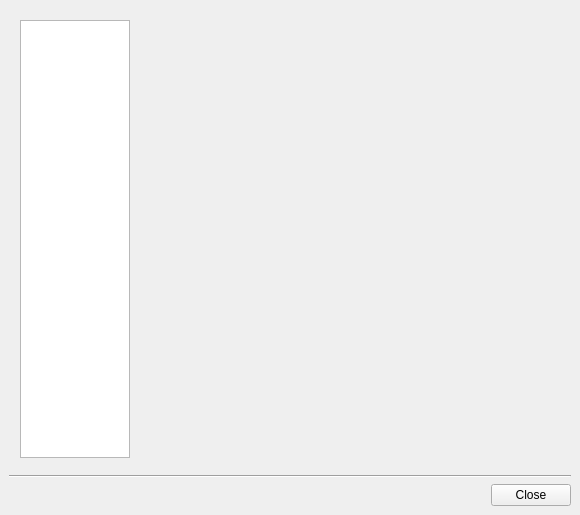
This is PAConsole/res/maindlg.ui in AnarManafov/PoD as Qt 5 draws it before an edit. The edited form follows.
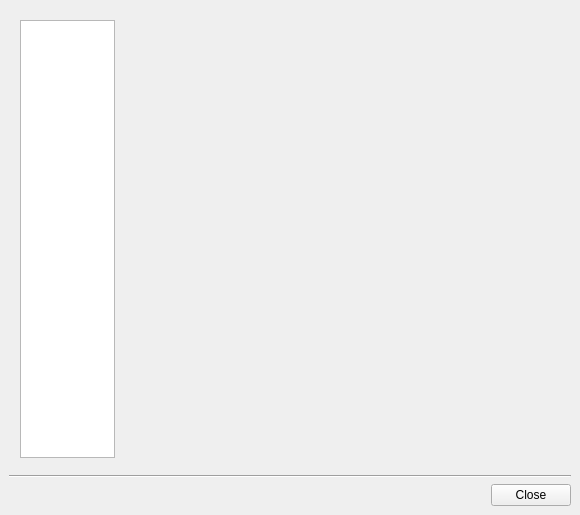
This is the edited form.

Commit message: PoD: making a font of Tab icons smaller

```diff
--- a/PAConsole/res/maindlg.ui
+++ b/PAConsole/res/maindlg.ui
@@ -53,13 +53,13 @@
         <widget class="QListWidget" name="contentsWidget" >
          <property name="minimumSize" >
           <size>
-           <width>110</width>
+           <width>95</width>
            <height>0</height>
           </size>
          </property>
          <property name="maximumSize" >
           <size>
-           <width>110</width>
+           <width>95</width>
            <height>16777215</height>
           </size>
          </property>
```
